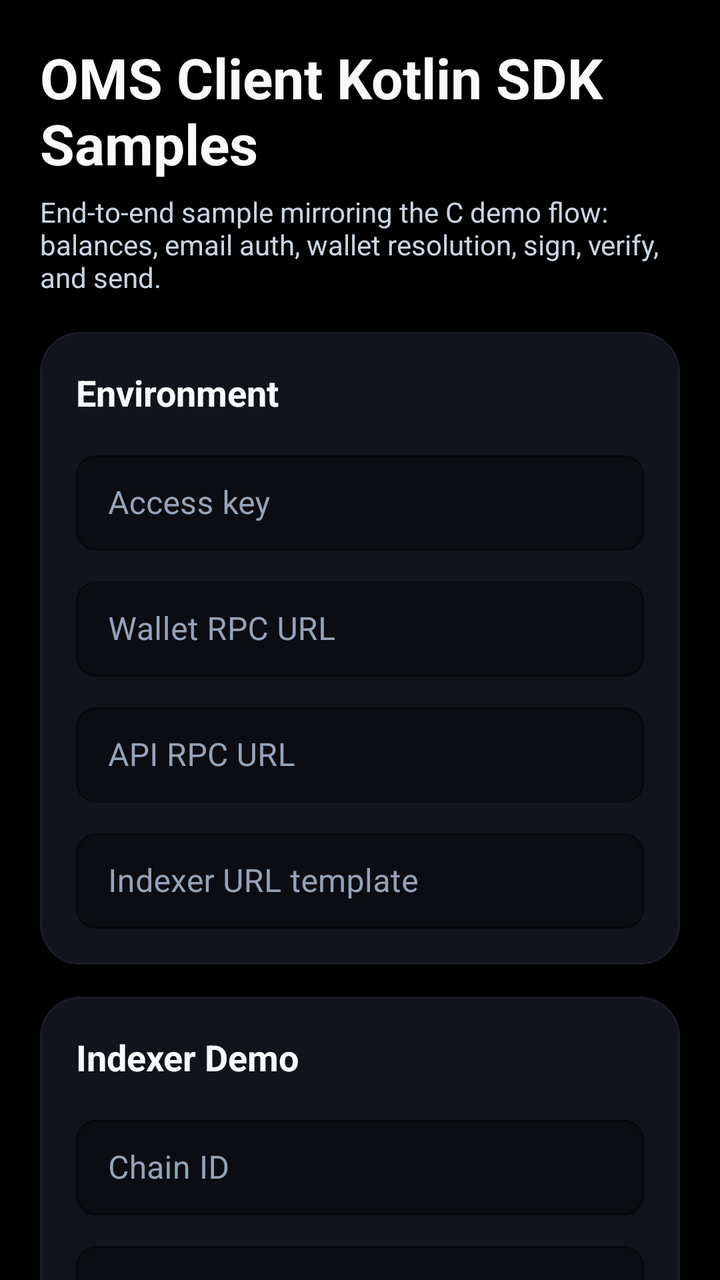
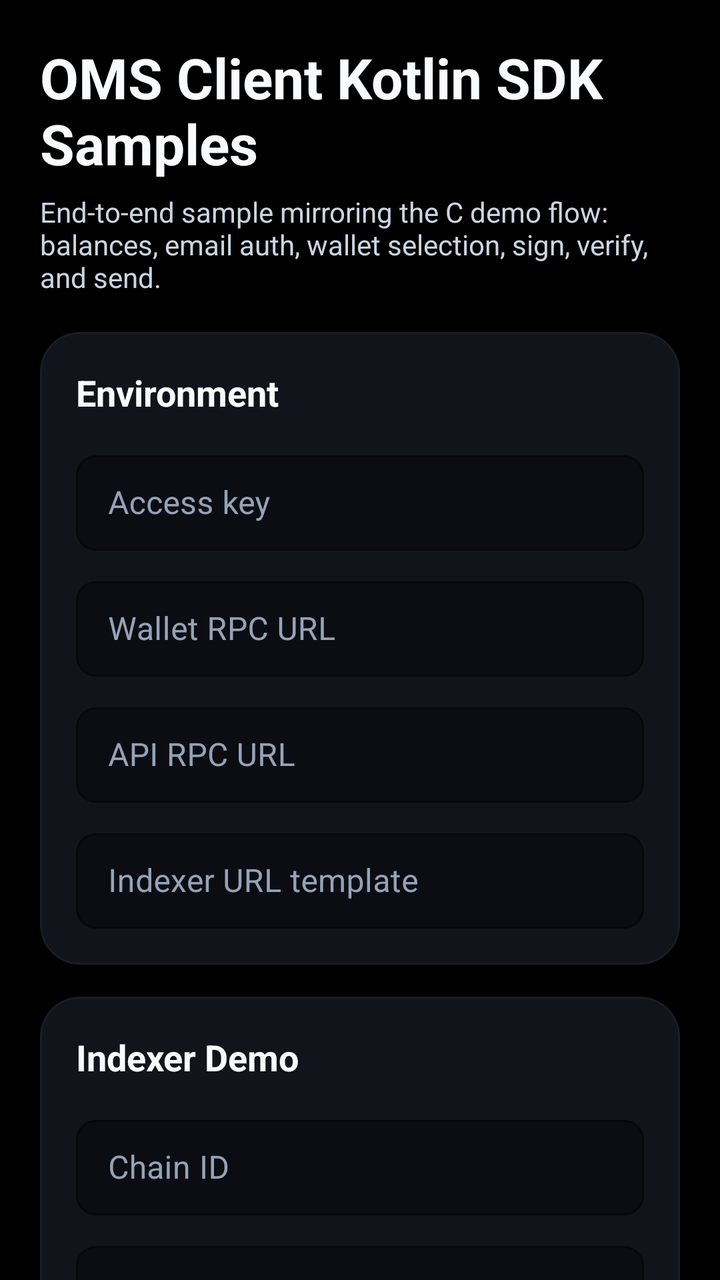

Screens rendered from an Android XML layout before and after an edit, with the pre-edit source and the edit as a unified diff.
<!-- AndroidManifest.xml: application theme Theme.Kotlinsdk -->
<!-- res/layout/activity_main.xml -->
<?xml version="1.0" encoding="utf-8"?>
<androidx.core.widget.NestedScrollView xmlns:android="http://schemas.android.com/apk/res/android"
    xmlns:app="http://schemas.android.com/apk/res-auto"
    android:id="@+id/testbedRoot"
    android:layout_width="match_parent"
    android:layout_height="match_parent"
    android:fillViewport="true">

    <LinearLayout
        android:layout_width="match_parent"
        android:layout_height="wrap_content"
        android:orientation="vertical"
        android:padding="20dp">

        <TextView
            android:layout_width="match_parent"
            android:layout_height="wrap_content"
            android:text="OMS Client Kotlin SDK Samples"
            android:textColor="@color/slate_900"
            android:textSize="28sp"
            android:textStyle="bold" />

        <TextView
            android:layout_width="match_parent"
            android:layout_height="wrap_content"
            android:layout_marginTop="6dp"
            android:text="End-to-end sample mirroring the C demo flow: balances, email auth, wallet resolution, sign, verify, and send."
            android:textColor="@color/slate_700"
            android:textSize="14sp" />

        <com.google.android.material.card.MaterialCardView
            android:layout_width="match_parent"
            android:layout_height="wrap_content"
            android:layout_marginTop="18dp"
            app:cardCornerRadius="20dp"
            app:cardElevation="0dp"
            app:strokeColor="@color/sand_200"
            app:strokeWidth="1dp">

            <LinearLayout
                android:layout_width="match_parent"
                android:layout_height="wrap_content"
                android:orientation="vertical"
                android:padding="18dp">

                <TextView
                    android:layout_width="wrap_content"
                    android:layout_height="wrap_content"
                    android:text="Environment"
                    android:textColor="@color/slate_900"
                    android:textSize="18sp"
                    android:textStyle="bold" />

                <com.google.android.material.textfield.TextInputLayout
                    android:layout_width="match_parent"
                    android:layout_height="wrap_content"
                    android:layout_marginTop="14dp"
                    android:hint="Access key">

                    <com.google.android.material.textfield.TextInputEditText
                        android:id="@+id/accessKeyInput"
                        android:layout_width="match_parent"
                        android:layout_height="wrap_content"
                        android:inputType="textNoSuggestions" />
                </com.google.android.material.textfield.TextInputLayout>

                <com.google.android.material.textfield.TextInputLayout
                    android:layout_width="match_parent"
                    android:layout_height="wrap_content"
                    android:layout_marginTop="10dp"
                    android:hint="Wallet RPC URL">

                    <com.google.android.material.textfield.TextInputEditText
                        android:id="@+id/walletApiUrlInput"
                        android:layout_width="match_parent"
                        android:layout_height="wrap_content"
                        android:inputType="textUri" />
                </com.google.android.material.textfield.TextInputLayout>

                <com.google.android.material.textfield.TextInputLayout
                    android:layout_width="match_parent"
                    android:layout_height="wrap_content"
                    android:layout_marginTop="10dp"
                    android:hint="API RPC URL">

                    <com.google.android.material.textfield.TextInputEditText
                        android:id="@+id/apiRpcUrlInput"
                        android:layout_width="match_parent"
                        android:layout_height="wrap_content"
                        android:inputType="textUri" />
                </com.google.android.material.textfield.TextInputLayout>

                <com.google.android.material.textfield.TextInputLayout
                    android:layout_width="match_parent"
                    android:layout_height="wrap_content"
                    android:layout_marginTop="10dp"
                    android:hint="Indexer URL template">

                    <com.google.android.material.textfield.TextInputEditText
                        android:id="@+id/indexerUrlTemplateInput"
                        android:layout_width="match_parent"
                        android:layout_height="wrap_content"
                        android:inputType="textUri" />
                </com.google.android.material.textfield.TextInputLayout>
            </LinearLayout>
        </com.google.android.material.card.MaterialCardView>

        <com.google.android.material.card.MaterialCardView
            android:layout_width="match_parent"
            android:layout_height="wrap_content"
            android:layout_marginTop="16dp"
            app:cardCornerRadius="20dp"
            app:cardElevation="0dp"
            app:strokeColor="@color/sand_200"
            app:strokeWidth="1dp">

            <LinearLayout
                android:layout_width="match_parent"
                android:layout_height="wrap_content"
                android:orientation="vertical"
                android:padding="18dp">

                <TextView
                    android:layout_width="wrap_content"
                    android:layout_height="wrap_content"
                    android:text="Indexer Demo"
                    android:textColor="@color/slate_900"
                    android:textSize="18sp"
                    android:textStyle="bold" />

                <com.google.android.material.textfield.TextInputLayout
                    android:layout_width="match_parent"
                    android:layout_height="wrap_content"
                    android:layout_marginTop="14dp"
                    android:hint="Chain ID">

                    <com.google.android.material.textfield.TextInputEditText
                        android:id="@+id/balancesChainIdInput"
                        android:layout_width="match_parent"
                        android:layout_height="wrap_content"
                        android:inputType="number" />
                </com.google.android.material.textfield.TextInputLayout>

                <com.google.android.material.textfield.TextInputLayout
                    android:layout_width="match_parent"
                    android:layout_height="wrap_content"
                    android:layout_marginTop="10dp"
                    android:hint="Contract address">

                    <com.google.android.material.textfield.TextInputEditText
                        android:id="@+id/contractAddressInput"
                        android:layout_width="match_parent"
                        android:layout_height="wrap_content"
                        android:inputType="textNoSuggestions" />
                </com.google.android.material.textfield.TextInputLayout>

                <com.google.android.material.textfield.TextInputLayout
                    android:layout_width="match_parent"
                    android:layout_height="wrap_content"
                    android:layout_marginTop="10dp"
                    android:hint="Wallet address">

                    <com.google.android.material.textfield.TextInputEditText
                        android:id="@+id/balancesWalletAddressInput"
                        android:layout_width="match_parent"
                        android:layout_height="wrap_content"
                        android:inputType="textNoSuggestions" />
                </com.google.android.material.textfield.TextInputLayout>

                <com.google.android.material.button.MaterialButton
                    android:id="@+id/loadBalancesButton"
                    android:layout_width="match_parent"
                    android:layout_height="wrap_content"
                    android:layout_marginTop="14dp"
                    android:text="Load Token Balances"
                    app:cornerRadius="16dp" />
            </LinearLayout>
        </com.google.android.material.card.MaterialCardView>

        <com.google.android.material.card.MaterialCardView
            android:layout_width="match_parent"
            android:layout_height="wrap_content"
            android:layout_marginTop="16dp"
            app:cardCornerRadius="20dp"
            app:cardElevation="0dp"
            app:strokeColor="@color/sand_200"
            app:strokeWidth="1dp">

            <LinearLayout
                android:layout_width="match_parent"
                android:layout_height="wrap_content"
                android:orientation="vertical"
                android:padding="18dp">

                <TextView
                    android:layout_width="wrap_content"
                    android:layout_height="wrap_content"
                    android:text="Email Authentication"
                    android:textColor="@color/slate_900"
                    android:textSize="18sp"
                    android:textStyle="bold" />

                <com.google.android.material.textfield.TextInputLayout
                    android:layout_width="match_parent"
                    android:layout_height="wrap_content"
                    android:layout_marginTop="14dp"
                    android:hint="Email">

                    <com.google.android.material.textfield.TextInputEditText
                        android:id="@+id/emailInput"
                        android:layout_width="match_parent"
                        android:layout_height="wrap_content"
                        android:inputType="textEmailAddress" />
                </com.google.android.material.textfield.TextInputLayout>

                <com.google.android.material.textfield.TextInputLayout
                    android:layout_width="match_parent"
                    android:layout_height="wrap_content"
                    android:layout_marginTop="10dp"
                    android:hint="Verification code">

                    <com.google.android.material.textfield.TextInputEditText
                        android:id="@+id/codeInput"
                        android:layout_width="match_parent"
                        android:layout_height="wrap_content"
                        android:inputType="number" />
                </com.google.android.material.textfield.TextInputLayout>

                <LinearLayout
                    android:layout_width="match_parent"
                    android:layout_height="wrap_content"
                    android:layout_marginTop="14dp"
                    android:orientation="horizontal">

                    <com.google.android.material.button.MaterialButton
                        android:id="@+id/signInButton"
                        android:layout_width="0dp"
                        android:layout_height="wrap_content"
                        android:layout_weight="1"
                        android:text="Start Email Sign-In"
                        app:cornerRadius="16dp" />

                    <Space
                        android:layout_width="12dp"
                        android:layout_height="1dp" />

                    <com.google.android.material.button.MaterialButton
                        android:id="@+id/confirmCodeButton"
                        style="@style/Widget.Kotlinsdk.Button.Outline"
                        android:layout_width="0dp"
                        android:layout_height="wrap_content"
                        android:layout_weight="1"
                        android:text="Confirm And Resolve Wallet"
                        app:cornerRadius="16dp" />
                </LinearLayout>

                <TextView
                    android:id="@+id/currentWalletView"
                    android:layout_width="match_parent"
                    android:layout_height="wrap_content"
                    android:layout_marginTop="14dp"
                    android:text="Wallet: none"
                    android:textColor="@color/forest_600"
                    android:textSize="13sp"
                    android:textStyle="bold" />
            </LinearLayout>
        </com.google.android.material.card.MaterialCardView>

        <com.google.android.material.card.MaterialCardView
            android:layout_width="match_parent"
            android:layout_height="wrap_content"
            android:layout_marginTop="16dp"
            app:cardCornerRadius="20dp"
            app:cardElevation="0dp"
            app:strokeColor="@color/sand_200"
            app:strokeWidth="1dp">

            <LinearLayout
                android:layout_width="match_parent"
                android:layout_height="wrap_content"
                android:orientation="vertical"
                android:padding="18dp">

                <TextView
                    android:layout_width="wrap_content"
                    android:layout_height="wrap_content"
                    android:text="Wallet Operations"
                    android:textColor="@color/slate_900"
                    android:textSize="18sp"
                    android:textStyle="bold" />

                <com.google.android.material.textfield.TextInputLayout
                    android:layout_width="match_parent"
                    android:layout_height="wrap_content"
                    android:layout_marginTop="14dp"
                    android:hint="Message chain ID">

                    <com.google.android.material.textfield.TextInputEditText
                        android:id="@+id/messageChainIdInput"
                        android:layout_width="match_parent"
                        android:layout_height="wrap_content"
                        android:inputType="number" />
                </com.google.android.material.textfield.TextInputLayout>

                <com.google.android.material.textfield.TextInputLayout
                    android:layout_width="match_parent"
                    android:layout_height="wrap_content"
                    android:layout_marginTop="10dp"
                    android:hint="Message">

                    <com.google.android.material.textfield.TextInputEditText
                        android:id="@+id/messageInput"
                        android:layout_width="match_parent"
                        android:layout_height="wrap_content"
                        android:inputType="textMultiLine" />
                </com.google.android.material.textfield.TextInputLayout>

                <LinearLayout
                    android:layout_width="match_parent"
                    android:layout_height="wrap_content"
                    android:layout_marginTop="14dp"
                    android:orientation="horizontal">

                    <com.google.android.material.button.MaterialButton
                        android:id="@+id/signMessageButton"
                        android:layout_width="0dp"
                        android:layout_height="wrap_content"
                        android:layout_weight="1"
                        android:text="Sign Message"
                        app:cornerRadius="16dp" />

                    <Space
                        android:layout_width="12dp"
                        android:layout_height="1dp" />

                    <com.google.android.material.button.MaterialButton
                        android:id="@+id/verifySignatureButton"
                        style="@style/Widget.Kotlinsdk.Button.Outline"
                        android:layout_width="0dp"
                        android:layout_height="wrap_content"
                        android:layout_weight="1"
                        android:text="Verify Last Signature"
                        app:cornerRadius="16dp" />
                </LinearLayout>

                <com.google.android.material.textfield.TextInputLayout
                    android:layout_width="match_parent"
                    android:layout_height="wrap_content"
                    android:layout_marginTop="14dp"
                    android:hint="Transaction destination">

                    <com.google.android.material.textfield.TextInputEditText
                        android:id="@+id/transactionToInput"
                        android:layout_width="match_parent"
                        android:layout_height="wrap_content"
                        android:inputType="textNoSuggestions" />
                </com.google.android.material.textfield.TextInputLayout>

                <com.google.android.material.textfield.TextInputLayout
                    android:layout_width="match_parent"
                    android:layout_height="wrap_content"
                    android:layout_marginTop="10dp"
                    android:hint="Transaction value">

                    <com.google.android.material.textfield.TextInputEditText
                        android:id="@+id/transactionValueInput"
                        android:layout_width="match_parent"
                        android:layout_height="wrap_content"
                        android:digits="0123456789."
                        android:inputType="numberDecimal"
                        android:text="0" />
                </com.google.android.material.textfield.TextInputLayout>

                <com.google.android.material.button.MaterialButton
                    android:id="@+id/sendTransactionButton"
                    android:layout_width="match_parent"
                    android:layout_height="wrap_content"
                    android:layout_marginTop="14dp"
                    android:text="Send Transaction"
                    app:cornerRadius="16dp" />

                <TextView
                    android:id="@+id/lastSignatureView"
                    android:layout_width="match_parent"
                    android:layout_height="wrap_content"
                    android:layout_marginTop="14dp"
                    android:text="Last signature: none"
                    android:textColor="@color/slate_700"
                    android:textSize="12sp"
                    android:typeface="monospace" />
            </LinearLayout>
        </com.google.android.material.card.MaterialCardView>

        <com.google.android.material.card.MaterialCardView
            android:layout_width="match_parent"
            android:layout_height="wrap_content"
            android:layout_marginTop="16dp"
            android:layout_marginBottom="20dp"
            app:cardCornerRadius="20dp"
            app:cardElevation="0dp"
            app:strokeColor="@color/sand_200"
            app:strokeWidth="1dp">

            <LinearLayout
                android:layout_width="match_parent"
                android:layout_height="wrap_content"
                android:orientation="vertical"
                android:padding="18dp">

                <TextView
                    android:layout_width="wrap_content"
                    android:layout_height="wrap_content"
                    android:text="Run Log"
                    android:textColor="@color/slate_900"
                    android:textSize="18sp"
                    android:textStyle="bold" />

                <TextView
                    android:id="@+id/logView"
                    android:layout_width="match_parent"
                    android:layout_height="wrap_content"
                    android:layout_marginTop="12dp"
                    android:minHeight="180dp"
                    android:text="Ready."
                    android:textColor="@color/slate_700"
                    android:textIsSelectable="true"
                    android:textSize="12sp"
                    android:typeface="monospace" />
            </LinearLayout>
        </com.google.android.material.card.MaterialCardView>
    </LinearLayout>
</androidx.core.widget.NestedScrollView>
<!-- resources referenced by this layout -->
<resources>
  <color name="forest_600">#22C55E</color>
  <color name="sand_200">#1A1D24</color>
  <color name="slate_700">#CBD5E1</color>
  <color name="slate_900">#F8FAFC</color>
  <style name="Widget.Kotlinsdk.Button.Outline" parent="Widget.MaterialComponents.Button.OutlinedButton">
          <item name="android:minHeight">52dp</item>
          <item name="android:textAllCaps">false</item>
          <item name="cornerRadius">10dp</item>
          <item name="elevation">0dp</item>
          <item name="strokeColor">@color/sand_300</item>
          <item name="strokeWidth">1dp</item>
          <item name="android:textColor">@color/slate_900</item>
          <item name="backgroundTint">@color/surface_700</item>
          <item name="rippleColor">@color/sand_200</item>
      </style>
  <color name="sand_300">#303644</color>
  <color name="surface_700">#171B24</color>
  <color name="amber_500">#FFFFFF</color>
  <color name="amber_700">#D8DEE9</color>
  <color name="black">#FF000000</color>
  <color name="surface_800">#11141B</color>
  <color name="sand_50">#000000</color>
  <style name="Widget.Kotlinsdk.Card" parent="Widget.MaterialComponents.CardView">
          <item name="cardBackgroundColor">@color/surface_800</item>
          <item name="cardCornerRadius">8dp</item>
          <item name="cardElevation">0dp</item>
          <item name="strokeColor">@color/sand_300</item>
          <item name="strokeWidth">1dp</item>
      </style>
  <style name="Widget.Kotlinsdk.TextInputLayout" parent="Widget.MaterialComponents.TextInputLayout.OutlinedBox.Dense">
          <item name="boxBackgroundColor">@color/surface_900</item>
          <item name="boxStrokeColor">@color/sand_300</item>
          <item name="boxStrokeWidth">1dp</item>
          <item name="boxStrokeWidthFocused">1dp</item>
          <item name="colorControlNormal">@color/slate_500</item>
          <item name="colorControlActivated">@color/amber_500</item>
          <item name="hintTextColor">@color/slate_500</item>
          <item name="android:textColorHint">@color/slate_500</item>
          <item name="shapeAppearanceOverlay">@style/ShapeAppearance.Kotlinsdk.Field</item>
      </style>
  <style name="Widget.Kotlinsdk.Button" parent="Widget.MaterialComponents.Button">
          <item name="android:minHeight">52dp</item>
          <item name="android:textAllCaps">false</item>
          <item name="cornerRadius">10dp</item>
          <item name="elevation">0dp</item>
          <item name="backgroundTint">@color/amber_500</item>
          <item name="android:textColor">@color/black</item>
          <item name="rippleColor">@color/amber_700</item>
      </style>
  <color name="surface_900">#0B0D12</color>
  <color name="slate_500">#94A3B8</color>
  <style name="ShapeAppearance.Kotlinsdk.Field" parent="">
          <item name="cornerFamily">rounded</item>
          <item name="cornerSize">10dp</item>
      </style>
  <!-- unchanged entries left out for length: 1 -->
</resources>

<!-- the commit's change to res/layout/activity_main.xml (unified diff, before → after) -->
@@ -24,7 +24,7 @@
             android:layout_width="match_parent"
             android:layout_height="wrap_content"
             android:layout_marginTop="6dp"
-            android:text="End-to-end sample mirroring the C demo flow: balances, email auth, wallet resolution, sign, verify, and send."
+            android:text="End-to-end sample mirroring the C demo flow: balances, email auth, wallet selection, sign, verify, and send."
             android:textColor="@color/slate_700"
             android:textSize="14sp" />
 
